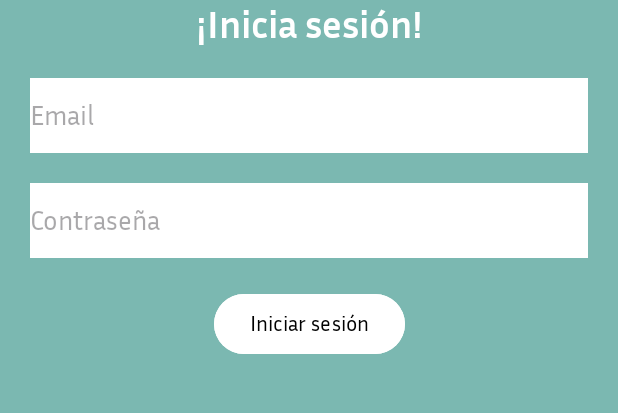
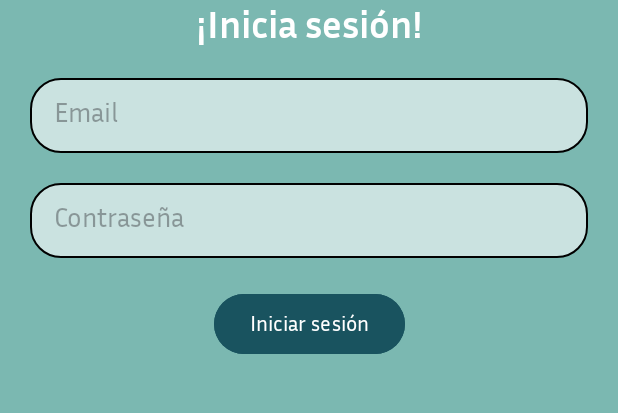
Before and after one commit to almudenaiparraguirre/HorseBookingMovil, an Android app: the IniciarSesionActivity screen opened directly, with no data from a screen before it, on a phone screen of 412 x 824 dp, the part 525-938 px from its top. Run offline under Robolectric (Android 15) with nearby library versions, the phone set to English and light mode, and no system bars.

```diff
--- a/app/src/main/AndroidManifest.xml
+++ b/app/src/main/AndroidManifest.xml
@@ -13,7 +13,10 @@
         android:theme="@style/Theme.HorseBooking"
         tools:targetApi="31">
         <activity
-            android:name=".iniciarSesionActivity"
+            android:name=".Registrate1Activity"
+            android:exported="false" />
+        <activity
+            android:name=".IniciarSesionActivity"
             android:exported="false" />
         <activity
             android:name=".SplashScreenActivity"
--- a/app/src/main/java/com/example/horsebooking/iniciarSesionActivity.kt
+++ b/app/src/main/java/com/example/horsebooking/IniciarSesionActivity.kt
@@ -3,7 +3,7 @@ package com.example.horsebooking
 import androidx.appcompat.app.AppCompatActivity
 import android.os.Bundle
 
-class iniciarSesionActivity : AppCompatActivity() {
+class IniciarSesionActivity : AppCompatActivity() {
     override fun onCreate(savedInstanceState: Bundle?) {
         super.onCreate(savedInstanceState)
         setContentView(R.layout.activity_iniciar_sesion)
--- a/app/src/main/res/layout/activity_iniciar_sesion.xml
+++ b/app/src/main/res/layout/activity_iniciar_sesion.xml
@@ -4,7 +4,7 @@
     xmlns:tools="http://schemas.android.com/tools"
     android:layout_width="match_parent"
     android:layout_height="match_parent"
-    tools:context=".iniciarSesionActivity"
+    tools:context=".IniciarSesionActivity"
     android:background="@color/fondoInicio">
 
     <ImageView
@@ -36,7 +36,7 @@
         android:layout_width="match_parent"
         android:layout_height="50dp"
         android:hint="Email"
-        android:background="@color/white"
+        android:background="@drawable/forma_input_texts"
         android:fontFamily="@font/inriasans_regular"
         android:layout_margin="20dp"
         app:layout_constraintLeft_toLeftOf="parent"
@@ -48,7 +48,7 @@
         android:layout_width="match_parent"
         android:layout_height="50dp"
         android:hint="Contraseña"
-        android:background="@color/white"
+        android:background="@drawable/forma_input_texts"
         android:layout_margin="20dp"
         android:inputType="textPassword"
         android:fontFamily="@font/inriasans_regular"
@@ -62,8 +62,8 @@
         android:fontFamily="@font/inriasans_regular"
         android:text="Iniciar sesión"
         android:layout_marginTop="20dp"
-        android:backgroundTint="@color/white"
-        android:textColor="@color/black"
+        android:backgroundTint="@color/fondoBoton"
+        android:textColor="@color/white"
         app:layout_constraintLeft_toLeftOf="parent"
         app:layout_constraintRight_toRightOf="parent"
         app:layout_constraintTop_toBottomOf="@+id/inputRegistroContrasena"/>
--- a/app/src/main/res/layout/activity_main.xml
+++ b/app/src/main/res/layout/activity_main.xml
@@ -93,6 +93,7 @@
         android:backgroundTint="#19535F"
         android:fontFamily="@font/inriasans_bold"
         android:textColor="@color/white"
+        android:onClick="registrarse"
         app:layout_constraintLeft_toLeftOf="parent"
         app:layout_constraintRight_toRightOf="parent"
         app:layout_constraintTop_toBottomOf="@+id/inputRegistroRepetirContrasena"/>
--- a/app/src/main/res/values/colors.xml
+++ b/app/src/main/res/values/colors.xml
@@ -4,4 +4,5 @@
     <color name="white">#FFFFFFFF</color>
     <color name="fondoInicio">#7BB8B1</color>
     <color name="fondoBotones">#F8E9E9</color>
+    <color name="fondoBoton">#19535F</color>
 </resources>
```
Also changed, not shown: app/src/main/java/com/example/horsebooking/MainActivity.kt (+9 -3 lines), app/src/main/java/com/example/horsebooking/Registrate1Activity.kt (added, +11 -0 lines), app/src/main/res/layout/activity_registrate1.xml (added, +9 -0 lines).
